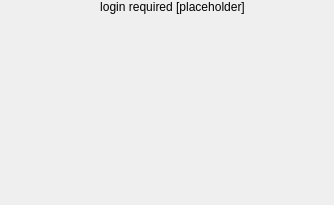
Old version of the form src/gui/loginrequireddialog/oauthloginrequiredwidget.ui in the repository sashashura/client.
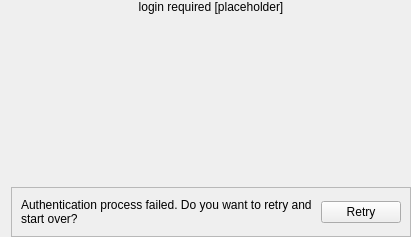
New version of the form.

Commit message: Allow user to retry OAuth login

```diff
--- a/src/gui/loginrequireddialog/oauthloginrequiredwidget.ui
+++ b/src/gui/loginrequireddialog/oauthloginrequiredwidget.ui
@@ -6,14 +6,14 @@
    <rect>
     <x>0</x>
     <y>0</y>
-    <width>334</width>
-    <height>205</height>
+    <width>409</width>
+    <height>237</height>
    </rect>
   </property>
   <property name="windowTitle">
    <string>OAuthLoginRequiredWidget</string>
   </property>
-  <layout class="QVBoxLayout" name="verticalLayout" stretch="1">
+  <layout class="QVBoxLayout" name="verticalLayout" stretch="1,0">
    <property name="topMargin">
     <number>0</number>
    </property>
@@ -36,6 +36,47 @@
      </property>
     </widget>
    </item>
+   <item>
+    <widget class="QFrame" name="errorFrame">
+     <property name="minimumSize">
+      <size>
+       <width>400</width>
+       <height>50</height>
+      </size>
+     </property>
+     <property name="frameShape">
+      <enum>QFrame::StyledPanel</enum>
+     </property>
+     <property name="frameShadow">
+      <enum>QFrame::Raised</enum>
+     </property>
+     <layout class="QHBoxLayout" name="horizontalLayout" stretch="1,0">
+      <item>
+       <widget class="QLabel" name="errorLabel">
+        <property name="minimumSize">
+         <size>
+          <width>0</width>
+          <height>0</height>
+         </size>
+        </property>
+        <property name="text">
+         <string notr="true">Authentication process failed. Do you want to retry and start over?</string>
+        </property>
+        <property name="wordWrap">
+         <bool>true</bool>
+        </property>
+       </widget>
+      </item>
+      <item>
+       <widget class="QPushButton" name="retryButton">
+        <property name="text">
+         <string>Retry</string>
+        </property>
+       </widget>
+      </item>
+     </layout>
+    </widget>
+   </item>
   </layout>
  </widget>
  <resources>
```
The commit also changes 6 other files.
